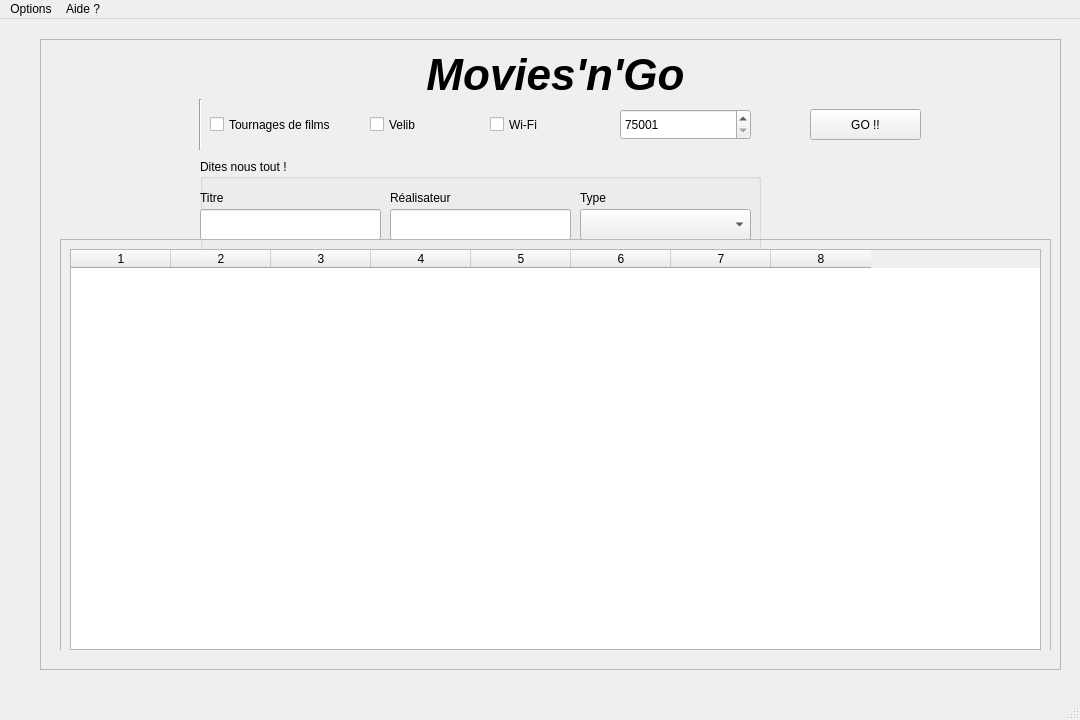
Old version of the form Tourisme de cinephile/Application/tourisme.ui in the repository AlexAndriamahaleo/Tourisme_de_cinephile.
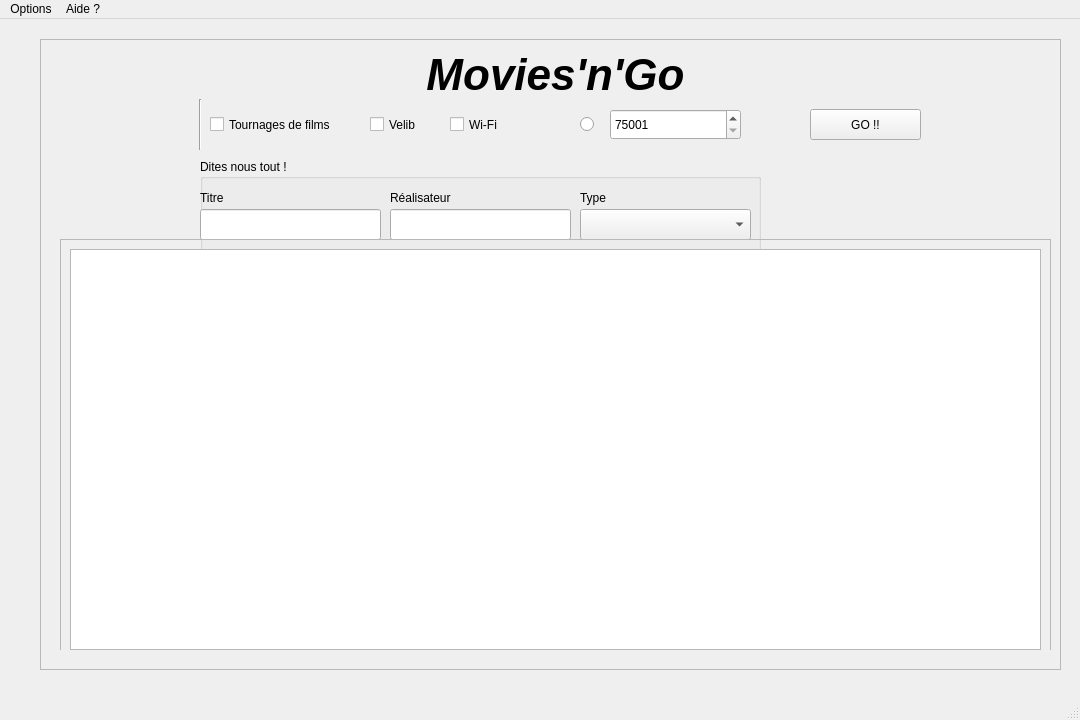
New version of the form. The open tabs and pages were chosen to show the change.

Patch:
```diff
--- a/Tourisme de cinephile/Application/tourisme.ui
+++ b/Tourisme de cinephile/Application/tourisme.ui
@@ -168,7 +168,7 @@
                         <widget class="QSpinBox" name="s_arrdt">
                             <property name="geometry">
                                 <rect>
-                                    <x>570</x>
+                                    <x>560</x>
                                     <y>60</y>
                                     <width>131</width>
                                     <height>31</height>
@@ -186,7 +186,7 @@
                                 <rect>
                                     <x>320</x>
                                     <y>60</y>
-                                    <width>111</width>
+                                    <width>71</width>
                                     <height>31</height>
                                 </rect>
                             </property>
@@ -239,9 +239,9 @@
                         <widget class="QCheckBox" name="box_wifi">
                             <property name="geometry">
                                 <rect>
-                                    <x>440</x>
+                                    <x>400</x>
                                     <y>60</y>
-                                    <width>111</width>
+                                    <width>61</width>
                                     <height>31</height>
                                 </rect>
                             </property>
@@ -359,29 +359,28 @@
                                     <number>0</number>
                                 </property>
                                 <property name="columnCount">
-                                    <number>8</number>
+                                    <number>0</number>
                                 </property>
-                                <column/>
-                                <column/>
-                                <column/>
-                                <column/>
-                                <column/>
-                                <column/>
-                                <column/>
-                                <column/>
                             </widget>
                         </widget>
-                    </widget>
-                    <widget class="QWidget" name="page">
-                        <widget class="QCalendarWidget" name="calendarWidget">
+                        <widget class="QRadioButton" name="check_arrdt">
                             <property name="geometry">
                                 <rect>
-                                    <x>350</x>
-                                    <y>200</y>
-                                    <width>272</width>
-                                    <height>181</height>
+                                    <x>530</x>
+                                    <y>60</y>
+                                    <width>102</width>
+                                    <height>31</height>
                                 </rect>
                             </property>
+                            <property name="toolTip">
+                                <string>Avec arrondissement</string>
+                            </property>
+                            <property name="text">
+                                <string/>
+                            </property>
+                            <property name="checked">
+                                <bool>false</bool>
+                            </property>
                         </widget>
                     </widget>
                 </widget>
```
Left out of the diff: 21 changed lines with no effect on the pictures.
